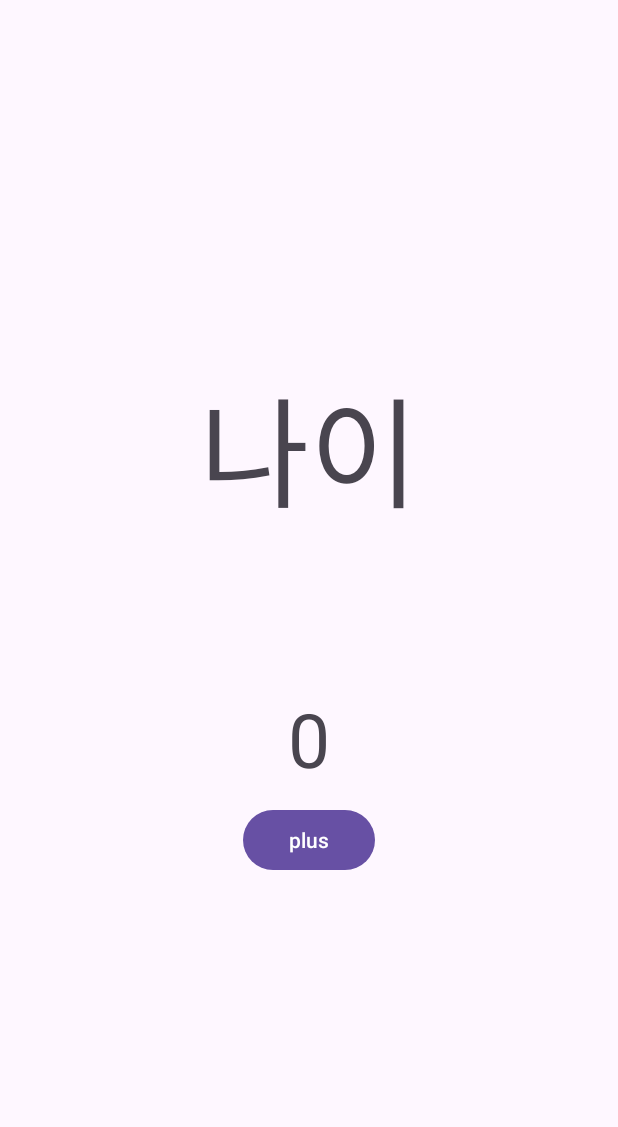
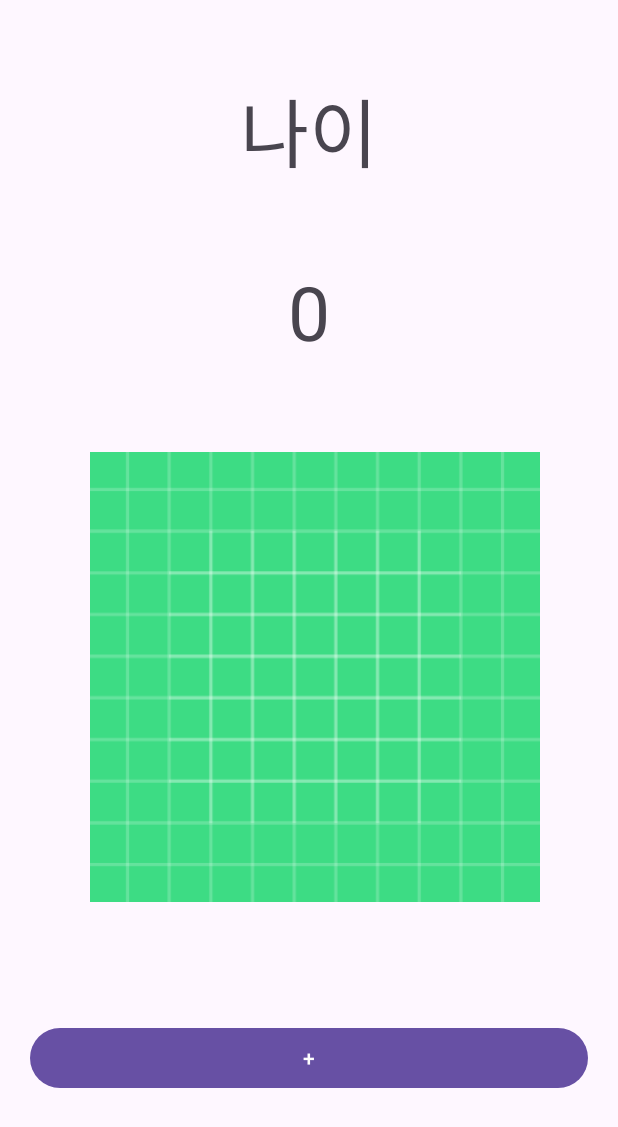
Before and after one commit to kyungsik-kim92/JetpackPractice, an Android app: the screen it shows after launch (MainActivity), on a phone screen of 412 x 824 dp. Shown: the top 1127 px of the screen. Run offline under Robolectric (Android 15) with nearby library versions, the phone set to English and light mode, and no system bars; our stand-ins replace data binding.

Commit message:
바인딩어댑터 기초.

```diff
--- a/databindingpractice/build.gradle.kts
+++ b/databindingpractice/build.gradle.kts
@@ -1,6 +1,7 @@
 plugins {
     id("com.android.application")
     id("org.jetbrains.kotlin.android")
+    id ("kotlin-kapt")
 }
 
 android {
--- /dev/null
+++ b/databindingpractice/src/main/java/com/example/databindingpractice/BindingAdapter.kt
@@ -0,0 +1,26 @@
+package com.example.databindingpractice
+
+import android.widget.ImageView
+import android.widget.TextView
+import androidx.databinding.BindingAdapter
+
+
+@BindingAdapter("myAge")
+fun myAgeSetting(view : TextView, age : Int) {
+
+    if(age > 20) {
+        view.text= age.toString() + "보다 많음"
+    } else {
+        view.text= age.toString()
+    }
+
+}
+
+@BindingAdapter("myImg")
+fun myImageSetting(view : ImageView, age : Int) {
+
+    if(age > 20) {
+        view.setImageResource(R.drawable.ic_launcher_foreground)
+    }
+
+}
--- a/databindingpractice/src/main/res/layout/activity_main.xml
+++ b/databindingpractice/src/main/res/layout/activity_main.xml
@@ -17,31 +17,50 @@
         <LinearLayout
             android:layout_width="match_parent"
             android:layout_height="match_parent"
-            android:orientation="vertical"
-            android:gravity="center">
+            android:orientation="vertical">
+
 
             <TextView
-                android:layout_width="wrap_content"
+                android:text="나이"
+                android:gravity="center"
+                android:layout_width="match_parent"
                 android:layout_height="wrap_content"
-                android:text="나이"
-                android:textSize="80sp"/>
+                android:layout_marginTop="50dp"
+                android:textSize="50sp"/>
+
+            <!--            <TextView-->
+            <!--                android:id="@+id/ageArea"-->
+            <!--                android:text="@{Integer.toString(vm.mutableAge)}"-->
+            <!--                android:layout_width="match_parent"-->
+            <!--                android:layout_height="wrap_content"-->
+            <!--                android:textSize="50sp"-->
+            <!--                android:gravity="center"-->
+            <!--                android:layout_marginTop="50dp"/>-->
 
             <TextView
                 android:id="@+id/ageArea"
-                android:layout_marginTop="100dp"
-                android:layout_width="wrap_content"
+                myAge="@{vm.mutableAge}"
+                android:layout_width="match_parent"
                 android:layout_height="wrap_content"
                 android:textSize="50sp"
-                android:text="@{Integer.toString(vm.mutableAge)}"/>
+                android:gravity="center"
+                android:layout_marginTop="50dp"/>
+
+            <ImageView
+                android:id="@+id/imgArea"
+                android:layout_width="300dp"
+                android:layout_height="300dp"
+                android:layout_margin="60dp"
+                myImg="@{vm.mutableAge}"
+                android:src="@drawable/ic_launcher_background"/>
 
             <Button
-                android:id="@+id/plusBtn"
-                android:layout_marginTop="10dp"
-                android:text="plus"
+                android:id="@+id/plus"
                 android:onClick="@{() -> vm.plus()}"
-                android:layout_width="wrap_content"
+                android:layout_margin="20dp"
+                android:text="+"
+                android:layout_width="match_parent"
                 android:layout_height="wrap_content"/>
-
 
         </LinearLayout>
 
```
